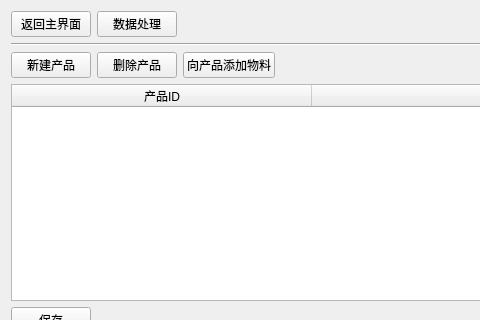
Qt form src/ui/prodMatManageWindow.ui (CcooLcyy/checker) before a commit; both pictures show x 0 to 480 and y 0 to 320 of the 800 by 640 pixel window.
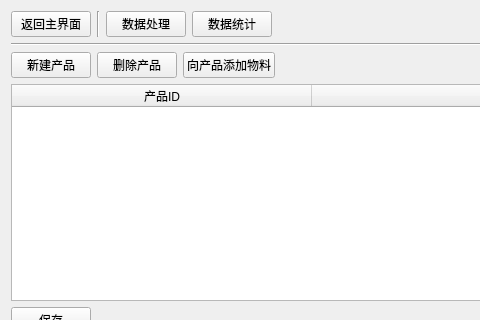
The same form after that commit.

Commit message: 统计界面完成打标时间显示

```diff
--- a/src/ui/prodMatManageWindow.ui
+++ b/src/ui/prodMatManageWindow.ui
@@ -23,6 +23,13 @@
        </property>
       </widget>
      </item>
+     <item>
+      <widget class="Line" name="line_3">
+       <property name="orientation">
+        <enum>Qt::Vertical</enum>
+       </property>
+      </widget>
+     </item>
      <item>
       <widget class="QPushButton" name="toDataWindowButton">
        <property name="text">
@@ -30,6 +37,13 @@
        </property>
       </widget>
      </item>
+     <item>
+      <widget class="QPushButton" name="toStateWindowButton">
+       <property name="text">
+        <string>数据统计</string>
+       </property>
+      </widget>
+     </item>
      <item>
       <spacer name="horizontalSpacer_5">
        <property name="orientation">
```
The commit also changes 28 other files.
